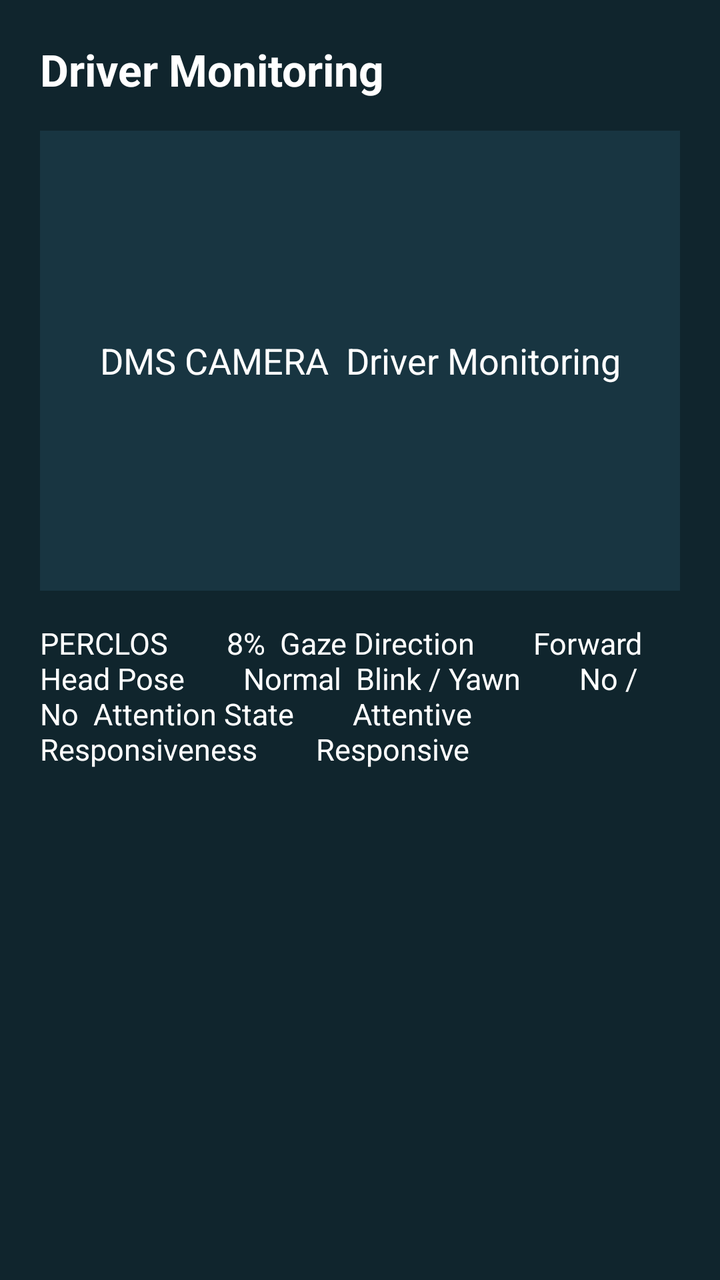
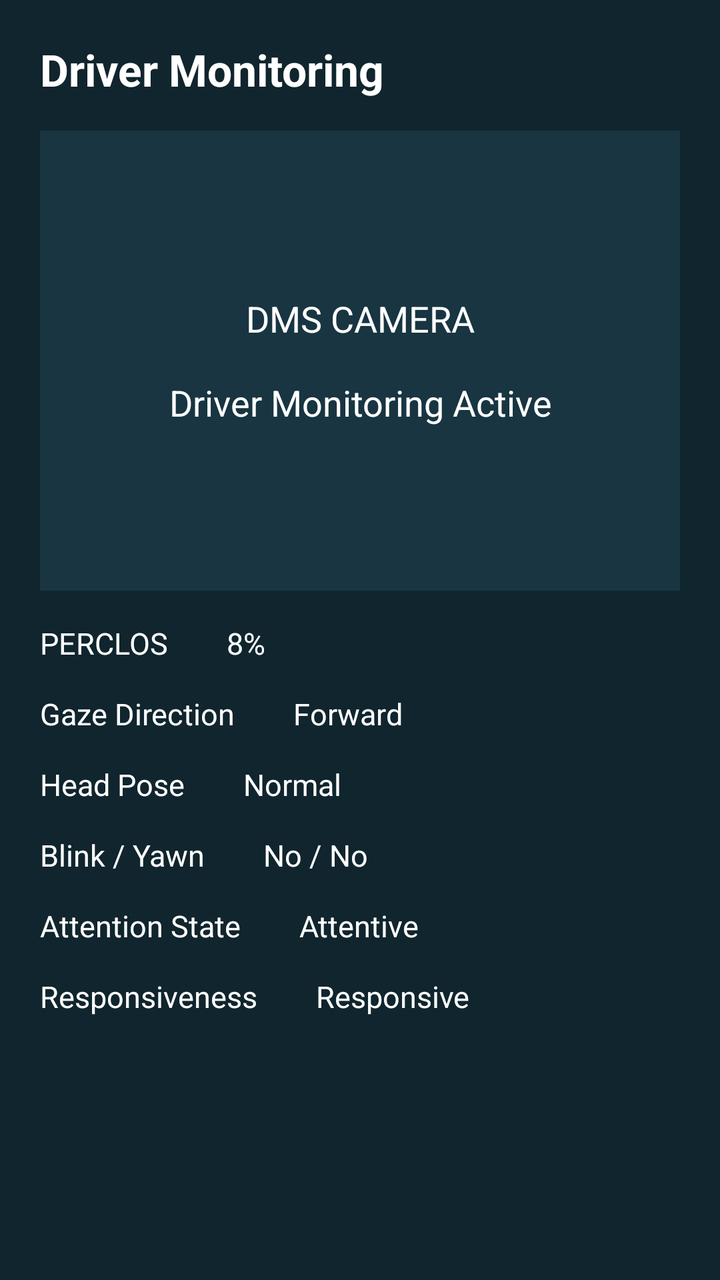

Screens rendered from an Android XML layout before and after an edit, with the pre-edit source and the edit as a unified diff.
<!-- AndroidManifest.xml: application theme Theme.OKDrivers -->
<!-- res/layout/fragment_driver_state.xml -->
<?xml version="1.0" encoding="utf-8"?>
<ScrollView xmlns:android="http://schemas.android.com/apk/res/android"
    android:layout_width="match_parent" android:layout_height="match_parent"
    android:background="@color/ok_dark">

    <LinearLayout android:layout_width="match_parent" android:layout_height="wrap_content"
        android:orientation="vertical" android:padding="20dp">
        <TextView android:layout_width="match_parent" android:layout_height="wrap_content"
            android:text="Driver Monitoring" android:textColor="@android:color/white"
            android:textSize="22sp" android:textStyle="bold"/>
        <FrameLayout android:layout_width="match_parent" android:layout_height="230dp"
            android:layout_marginTop="16dp" android:background="@color/ok_dark_card">
            <TextView android:layout_width="match_parent" android:layout_height="match_parent"
                android:gravity="center" android:text="DMS CAMERA

Driver Monitoring"
                android:textColor="@android:color/white" android:textSize="18sp"/>
        </FrameLayout>
        <TextView android:layout_width="match_parent" android:layout_height="wrap_content"
            android:layout_marginTop="16dp"
            android:text="PERCLOS        8%

Gaze Direction        Forward

Head Pose        Normal

Blink / Yawn        No / No

Attention State        Attentive

Responsiveness        Responsive"
            android:textColor="@android:color/white" android:textSize="15sp"/>
    </LinearLayout>
</ScrollView>
<!-- resources referenced by this layout -->
<resources>
  <color name="ok_dark">#10252D</color>
  <color name="ok_dark_card">#183541</color>
  <style name="Theme.OKDrivers" parent="Base.Theme.OKDrivers" />
  <style name="Base.Theme.OKDrivers" parent="Theme.Material3.DayNight.NoActionBar">
          
          
      </style>
</resources>

<!-- the commit's change to res/layout/fragment_driver_state.xml (unified diff, before → after) -->
@@ -11,24 +11,14 @@
         <FrameLayout android:layout_width="match_parent" android:layout_height="230dp"
             android:layout_marginTop="16dp" android:background="@color/ok_dark_card">
             <TextView android:layout_width="match_parent" android:layout_height="match_parent"
-                android:gravity="center" android:text="DMS CAMERA
-
-Driver Monitoring"
+                android:gravity="center" android:text="DMS CAMERA\n\nDriver Monitoring Active"
                 android:textColor="@android:color/white" android:textSize="18sp"/>
         </FrameLayout>
-        <TextView android:layout_width="match_parent" android:layout_height="wrap_content"
+        <TextView
+            android:id="@+id/tvDriverStateContent"
+            android:layout_width="match_parent" android:layout_height="wrap_content"
             android:layout_marginTop="16dp"
-            android:text="PERCLOS        8%
-
-Gaze Direction        Forward
-
-Head Pose        Normal
-
-Blink / Yawn        No / No
-
-Attention State        Attentive
-
-Responsiveness        Responsive"
+            android:text="PERCLOS        8%\n\nGaze Direction        Forward\n\nHead Pose        Normal\n\nBlink / Yawn        No / No\n\nAttention State        Attentive\n\nResponsiveness        Responsive"
             android:textColor="@android:color/white" android:textSize="15sp"/>
     </LinearLayout>
 </ScrollView>
